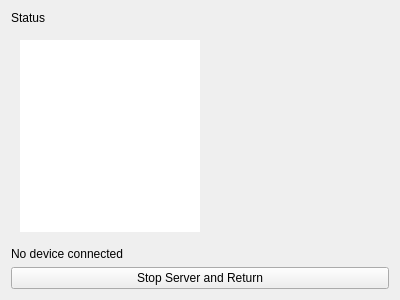
This is pc/src/networking/server.ui in firefly-sylestia/VirtualGamePad-Extended as Qt 5 draws it before an edit. The edited form follows.
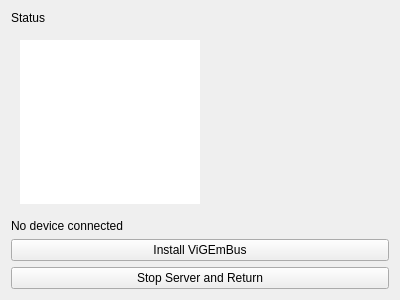
This is the edited form.

The edit to the form file:
```diff
--- a/pc/src/networking/server.ui
+++ b/pc/src/networking/server.ui
@@ -83,6 +83,16 @@
      </property>
     </widget>
    </item>
+   <item>
+    <widget class="QPushButton" name="installVigemBusButton">
+     <property name="visible">
+      <bool>false</bool>
+     </property>
+     <property name="text">
+      <string>Install ViGEmBus</string>
+     </property>
+    </widget>
+   </item>
    <item>
     <widget class="QPushButton" name="stopButton">
      <property name="text">
```
